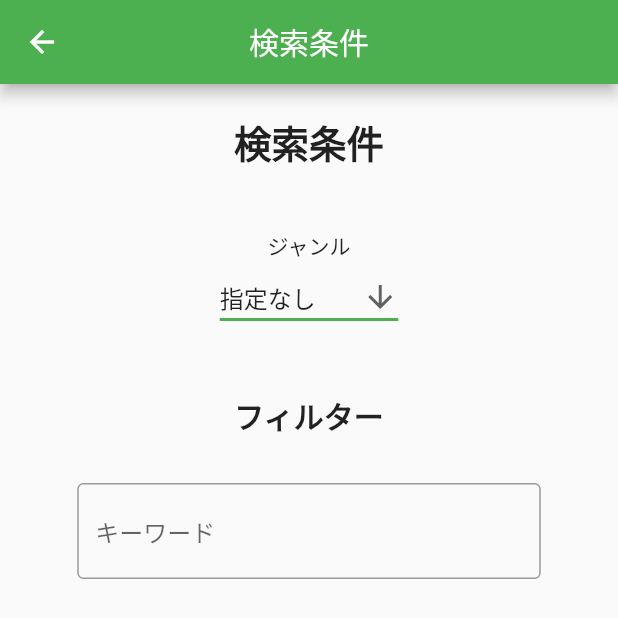
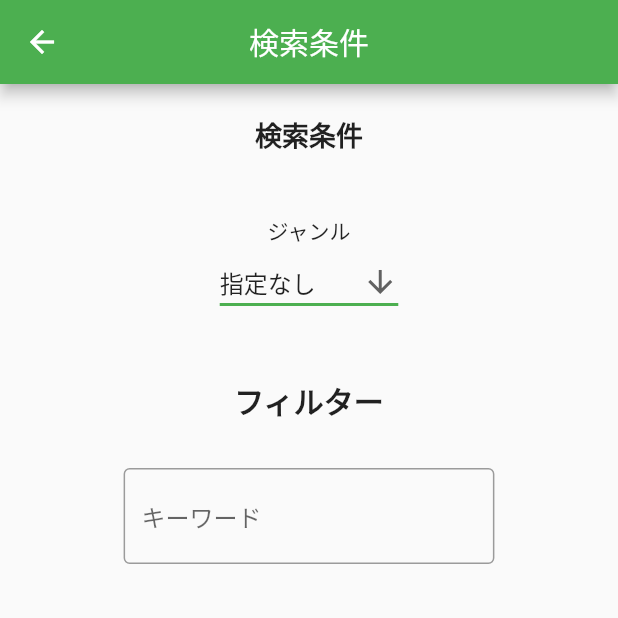
Before and after one commit to YujiKono-Nagoya/flutter-serch2, a Flutter app: the SerchPage screen opened directly, on a phone screen of 412 x 824 dp. Shown: the top 618 px of the screen. Run offline on Flutter 3.47's test engine with Material 2 defaults, Android fonts, the phone set to English and light mode, and no system bars; our stand-ins replace cloud_firestore, firebase_core, flutter_riverpod; accounts and stored records are empty.

Commit message:
2023/07/16

```diff
--- a/lib/pages/home.dart
+++ b/lib/pages/home.dart
@@ -66,7 +66,7 @@ class Home extends ConsumerWidget {
                 children: [
                   Text(
                     '${bookData['title']}-${bookData['author']}',
-                    style: TextStyle(fontWeight: FontWeight.bold, fontSize: 30),
+                    style: TextStyle(fontWeight: FontWeight.bold, fontSize: 22),
                   ),
                   Text(
                     '${bookData['content']}',
@@ -96,7 +96,7 @@ class Home extends ConsumerWidget {
             children: [
               Text(
                 '${bookData['title']}-${bookData['author']}',
-                style: TextStyle(fontWeight: FontWeight.bold, fontSize: 30),
+                style: TextStyle(fontWeight: FontWeight.bold, fontSize: 22),
               ),
               Text(
                 '${bookData['content']}',
--- a/lib/pages/query.dart
+++ b/lib/pages/query.dart
@@ -23,17 +23,7 @@ class _SerchPageState extends ConsumerState<SerchPage> {
     final keyword = ref.watch(keywordProvider);
     ref.read(keywordProvider.notifier).state = keyword;
 
-    TextEditingController _controller =
-        TextEditingController(text: ref.read(keywordProvider.notifier).state);
-
     List<Map<String, dynamic>> filteredBooks = [];
-
-    @override
-    void initState() {
-      super.initState();
-      _controller = TextEditingController();
-      _controller.text = ref.read(keywordProvider.notifier).state!;
-    }
 
     return Scaffold(
       appBar: AppBar(
@@ -49,7 +39,7 @@ class _SerchPageState extends ConsumerState<SerchPage> {
               const SizedBox(height: 20),
               Text(
                 '検索条件',
-                style: TextStyle(fontWeight: FontWeight.bold, fontSize: 25),
+                style: TextStyle(fontWeight: FontWeight.bold, fontSize: 18),
               ),
               const SizedBox(height: 20),
               SizedBox(
@@ -82,7 +72,9 @@ class _SerchPageState extends ConsumerState<SerchPage> {
                           TextStyle(fontSize: 20, fontWeight: FontWeight.bold),
                     ),
                     const SizedBox(height: 30),
-                    _searchTextField(),
+                    SizedBox(
+                        width: MediaQuery.of(context).size.width * 0.6,
+                        child: _searchTextField()),
                   ],
                 ),
               ),
@@ -103,10 +95,7 @@ class _SerchPageState extends ConsumerState<SerchPage> {
     List<Book> filteredBooks = [];
 
     _controller.selection = TextSelection.fromPosition(
-      //入力文字のカーソルの位置を管理
-      TextPosition(
-          offset: _controller
-              .text.length), //入力されている文字数を取得し、その位置にカーソルを移動することで末尾にカーソルを当てる
+      TextPosition(offset: _controller.text.length),
     );
 
     @override
```
